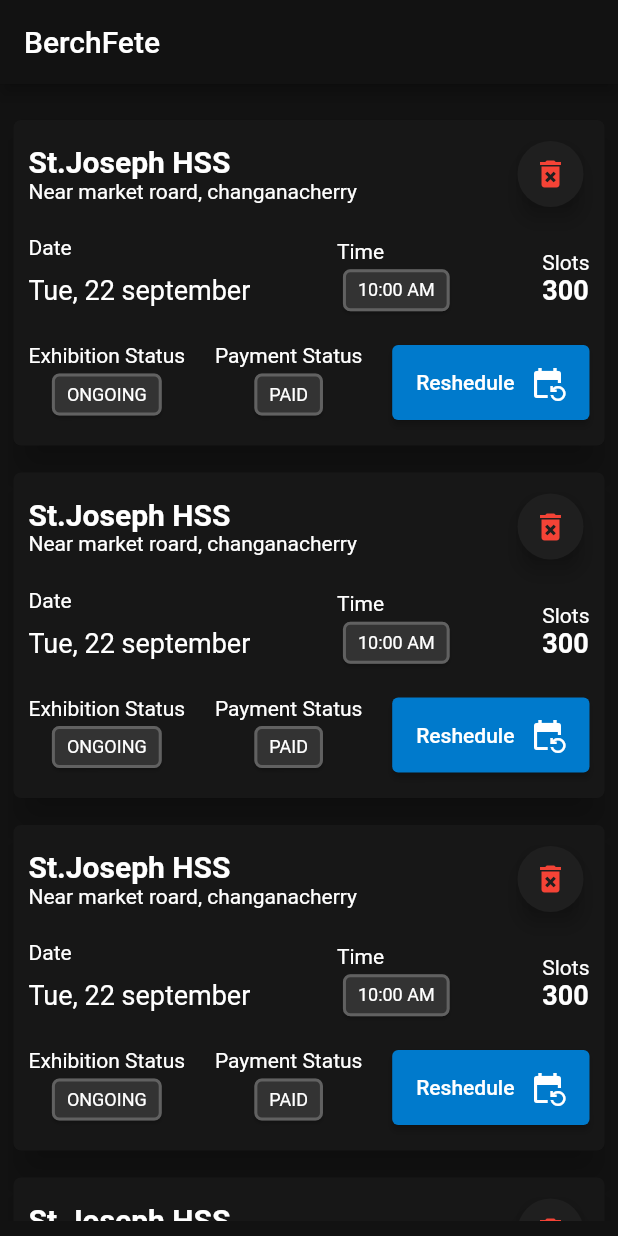
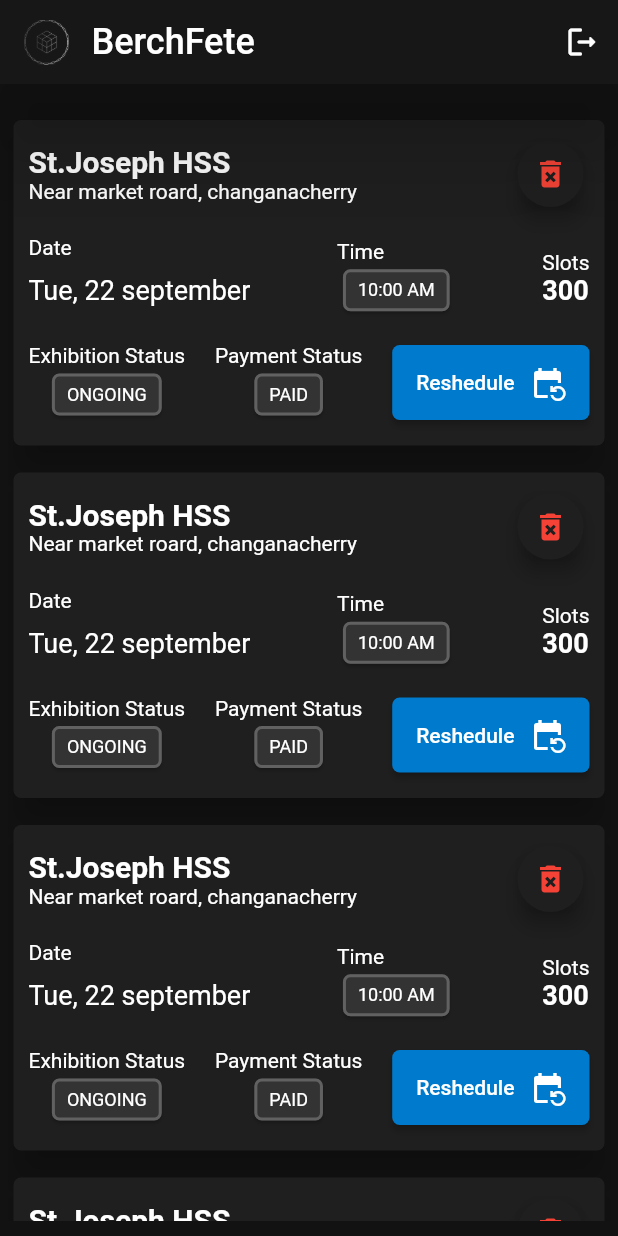
Before and after one commit to shaderone/samvit, a Flutter app: the ReservationScreen screen opened directly, on a phone screen of 412 x 824 dp. Run offline on Flutter 3.47's test engine with Material 2 defaults, Android fonts, the phone set to English and light mode, and no system bars.

Commit message:
Customize appbar in reservation page

```diff
--- a/lib/presentation/screens/reservation/reservation_screen.dart
+++ b/lib/presentation/screens/reservation/reservation_screen.dart
@@ -8,7 +8,21 @@ class ReservationScreen extends StatelessWidget {
   Widget build(BuildContext context) {
     return Scaffold(
       appBar: AppBar(
-        title: const Text("BerchFete"),
+        elevation: 25,
+        backgroundColor: primaryDarkShadeDark,
+        title: Row(
+          children: [
+            Image.asset("assets/logo.png", width: 30),
+            const SizedBox(width: 15),
+            const Text(
+              "BerchFete",
+              style: TextStyle(fontSize: 24),
+            ),
+          ],
+        ),
+        actions: [
+          IconButton(onPressed: () {}, icon: const Icon(Icons.logout_rounded))
+        ],
       ),
       body: Padding(
         //platform specific padding here
@@ -39,7 +53,7 @@ class ReservationCard extends StatelessWidget {
       //height shows no issue
       height: 225,
       child: Card(
-        color: primaryDarkShadeDark,
+        color: primaryDark,
         shape: RoundedRectangleBorder(
           borderRadius: BorderRadius.circular(5),
         ),
@@ -71,7 +85,7 @@ class ReservationCard extends StatelessWidget {
                         shape: RoundedRectangleBorder(
                           borderRadius: BorderRadius.circular(15.0),
                         ),
-                        shadowColor: Colors.black87,
+                        shadowColor: Colors.black,
                         child: CircleAvatar(
                           radius: 22,
                           backgroundColor: primaryDark,
@@ -212,6 +226,14 @@ class ReservationCard extends StatelessWidget {
                       SizedBox(
                         height: 50,
                         child: ElevatedButton(
+                          style: ButtonStyle(
+                            shape: MaterialStateProperty.all<
+                                RoundedRectangleBorder>(
+                              RoundedRectangleBorder(
+                                borderRadius: BorderRadius.circular(5),
+                              ),
+                            ),
+                          ),
                           onPressed: () {
                             //reshedule
                           },
```
